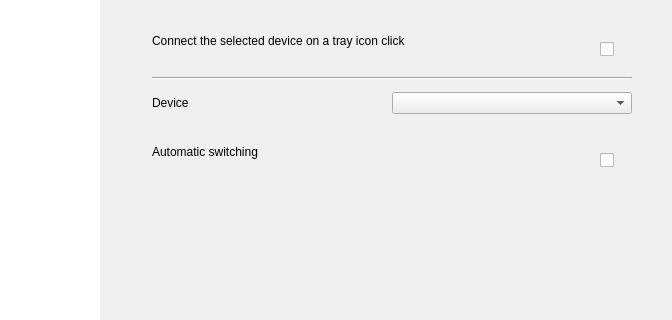
Above: Source/Gui/SettingsWindow.ui from akhmadqasim/AirPodsDesktop before the change; both pictures show x 108 to 780 and y 153 to 473 of the 780 by 560 pixel window. Below: the same form after it.
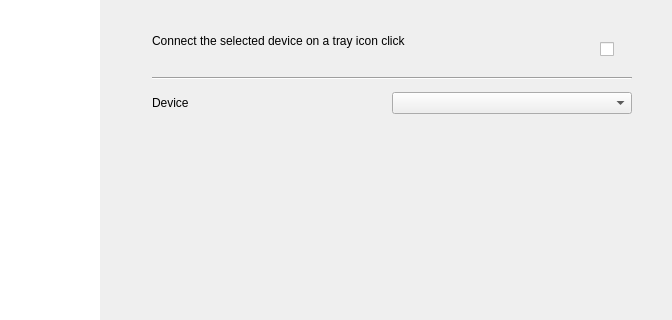
That is the form after the change. The open tabs and pages were chosen to show the change. Icons and pictures are not drawn.

Commit message:
revert automatic switching on audio start
The iPhone never hands the pods back to a Windows PC on its own, so a
one-way pull only got in the way. The top banner with its return button
stays: a wrong connection can still be pulled back here explicitly.

```diff
--- a/Source/Gui/SettingsWindow.ui
+++ b/Source/Gui/SettingsWindow.ui
@@ -1072,76 +1072,6 @@
            </layout>
           </widget>
          </item>
-         <item>
-          <widget class="QFrame" name="cardAutoSwitch">
-           <property name="frameShape">
-            <enum>QFrame::NoFrame</enum>
-           </property>
-           <property name="cssClass" stdset="0">
-            <string notr="true">settingCard</string>
-           </property>
-           <layout class="QHBoxLayout" name="cardAutoSwitchLayout" stretch="1,0">
-            <property name="spacing">
-             <number>16</number>
-            </property>
-            <property name="leftMargin">
-             <number>16</number>
-            </property>
-            <property name="topMargin">
-             <number>12</number>
-            </property>
-            <property name="rightMargin">
-             <number>16</number>
-            </property>
-            <property name="bottomMargin">
-             <number>12</number>
-            </property>
-            <item>
-             <layout class="QVBoxLayout" name="cardAutoSwitchText">
-              <property name="spacing">
-               <number>2</number>
-              </property>
-              <item>
-               <widget class="QLabel" name="lbAutoSwitch">
-                <property name="text">
-                 <string>Automatic switching</string>
-                </property>
-                <property name="cssClass" stdset="0">
-                 <string notr="true">cardTitle</string>
-                </property>
-               </widget>
-              </item>
-              <item>
-               <widget class="QLabel" name="lbDescAutoSwitch">
-                <property name="text">
-                 <string notr="true"/>
-                </property>
-                <property name="wordWrap">
-                 <bool>true</bool>
-                </property>
-                <property name="cssClass" stdset="0">
-                 <string notr="true">cardDescription</string>
-                </property>
-               </widget>
-              </item>
-             </layout>
-            </item>
-            <item>
-             <widget class="QCheckBox" name="cbAutoSwitch">
-              <property name="minimumSize">
-               <size>
-                <width>32</width>
-                <height>32</height>
-               </size>
-              </property>
-              <property name="text">
-               <string notr="true"/>
-              </property>
-             </widget>
-            </item>
-           </layout>
-          </widget>
-         </item>
          <item>
           <spacer name="spacerFeatures">
            <property name="orientation">
```
The commit also changes 29 other files.
